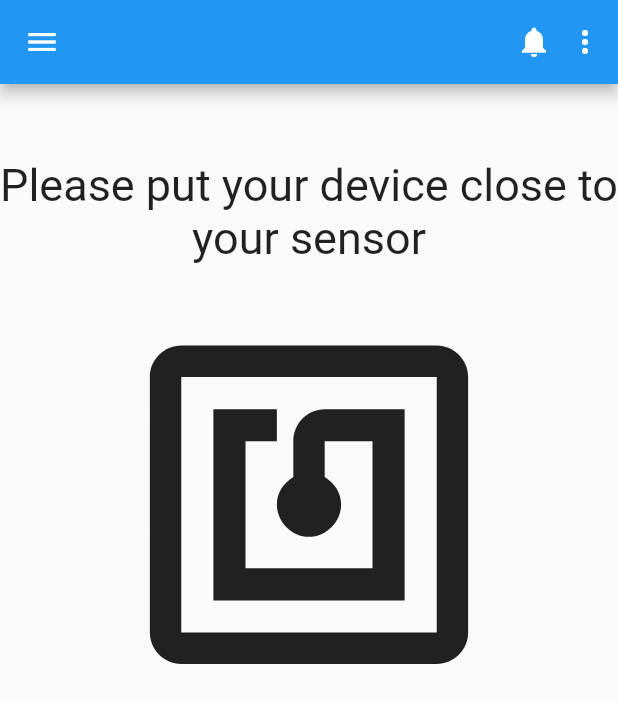
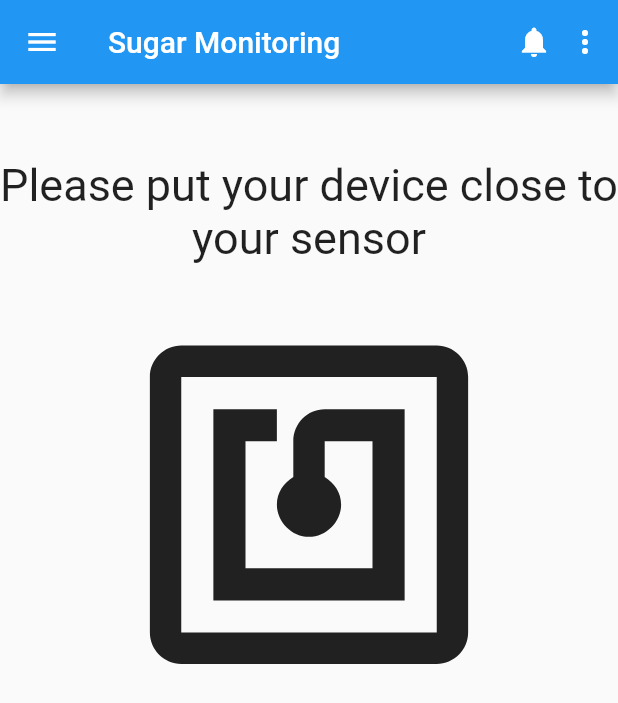
Before and after one commit to kos666/sugar-monitoring, a Flutter app: the screen it shows after launch, after a tap on "START MONITORING", on a phone screen of 412 x 824 dp. Shown: the top 703 px of the screen. Run offline on Flutter 3.47's test engine with Material 2 defaults, Android fonts, the phone set to English and light mode, and no system bars; our stand-ins replace charts_flutter; missing offline and left inert: unicorndial.

Commit message:
WIP drawer

```diff
--- a/lib/api_client/CgmApiClient.dart
+++ b/lib/api_client/CgmApiClient.dart
@@ -11,12 +11,12 @@ class CgmApiClient {
 
   //todo mocked data - replace with api call
   List<SugarGraphEntry> getSugars() {
-    var startTime = DateTime.now().subtract(Duration(minutes: 16));
+    var startTime = DateTime.now().subtract(Duration(minutes: 5));
     var step;
     List<SugarGraphEntry> data = List();
 
-    for( var i = 0 ; i < 5; i++ ) {
-      step = _getRandomNumber(2, 3);
+    for( var i = 0 ; i < 2; i++ ) {
+      step = _getRandomNumber(1, 2);
       startTime = startTime.add(Duration(minutes: step));
       data.add(new SugarGraphEntry(startTime, _getRandomNumber(60, 200)));
     }
--- /dev/null
+++ b/lib/components/awesome_drawer.dart
@@ -0,0 +1,55 @@
+import 'package:flutter/cupertino.dart';
+import 'package:flutter/material.dart';
+import 'package:sugarmonitoring/components/graph_itself_lol.dart';
+import 'package:sugarmonitoring/components/watcher_screen.dart';
+
+class AwesomeDrawer extends StatelessWidget {
+  final SugarGraphEntry lastMeasurement;
+
+  const AwesomeDrawer({Key key, this.lastMeasurement}) : super(key: key);
+
+  @override
+  Widget build(BuildContext context) {
+    var measurementStr = lastMeasurement != null ?
+    lastMeasurement.sugarLevel.toString() + " at " + lastMeasurement.timeStamp.toIso8601String() : "";
+
+    return Drawer(
+      child: Column(
+        children: <Widget>[
+          UserAccountsDrawerHeader(
+            accountName: Text(
+              "John Doe"
+            ),
+            accountEmail: Text(
+                measurementStr
+            ),
+            currentAccountPicture: CircleAvatar(
+              backgroundColor: Colors.white,
+              child: Text(
+                "J",
+                style: TextStyle(
+                  fontSize: 40,
+                  color: Colors.blue
+                ),
+              ),
+            ),
+            otherAccountsPictures: <Widget>[
+              CircleAvatar(
+                backgroundColor: Colors.white,
+                child: IconButton(
+                  icon: Icon(
+                    Icons.visibility,
+                    color: Colors.blue,
+                  ),
+                  onPressed: () {
+                    Navigator.push(context, MaterialPageRoute(builder: (context) => WatcherScreen()));
+                  },
+                ),
+              )
+            ],
+          ),
+        ],
+      )
+    );
+  }
+}
--- a/lib/components/custom_appbar.dart
+++ b/lib/components/custom_appbar.dart
@@ -4,12 +4,16 @@ import 'package:flutter/material.dart';
 class CustomAppbar extends StatelessWidget implements PreferredSizeWidget {
 
   final double height;
+  final String title;
 
-  const CustomAppbar({Key key, this.height}) : super(key: key);
+  const CustomAppbar({Key key, this.height, this.title}) : super(key: key);
 
   @override
   Widget build(BuildContext context) {
     return AppBar(
+      title: Text(
+        title != null ? title : "Sugar Monitoring"
+      ),
       leading: IconButton(
         icon: Icon(
           Icons.menu,
--- a/lib/components/home_screen.dart
+++ b/lib/components/home_screen.dart
@@ -3,6 +3,7 @@ import 'dart:math';
 import 'package:flutter/cupertino.dart';
 import 'package:flutter/material.dart';
 import 'package:sugarmonitoring/api_client/CgmApiClient.dart';
+import 'package:sugarmonitoring/components/awesome_drawer.dart';
 import 'package:sugarmonitoring/components/begin_button.dart';
 import 'package:sugarmonitoring/components/custom_appbar.dart';
 import 'package:sugarmonitoring/components/graph_itself_lol.dart';
@@ -44,7 +45,7 @@ class HomeScreenState extends State<HomeScreen> {
         child: body,
       ),
       floatingActionButton: !_isFreshStart ? _unicornDialer() : null,
-      drawer: Drawer(),
+      drawer: AwesomeDrawer(lastMeasurement: _history.last,),
     );
   }
 
@@ -76,11 +77,11 @@ class HomeScreenState extends State<HomeScreen> {
 
   _scanCallback() {
     if (_isFreshStart) _isFreshStart = false;
-    //todo get data from nfc
+    //todo mock - get data from nfc
     setState(() {
       _history.add(SugarGraphEntry(
         DateTime.now(),
-          _getRandomNumber(200, 300)
+          _getRandomNumber(60, 200)
       ));
     });
   }
--- a/lib/components/nfc_screen.dart
+++ b/lib/components/nfc_screen.dart
@@ -3,7 +3,6 @@ import 'dart:ui';
 import 'package:flutter/cupertino.dart';
 import 'package:flutter/material.dart';
 import 'package:sugarmonitoring/components/custom_appbar.dart';
-import 'package:sugarmonitoring/components/home_screen.dart';
 
 class NfcScreen extends StatelessWidget {
   final Function() scanCallback;
@@ -13,7 +12,7 @@ class NfcScreen extends StatelessWidget {
   @override
   Widget build(BuildContext context) {
     return Scaffold(
-      appBar: CustomAppbar(height: 56,),
+      appBar: CustomAppbar(height: 56, ),
       body: Column(
         children: <Widget>[
           Padding(
```
Also changed, not shown: lib/components/watcher_screen.dart (added, +68 -0 lines).
